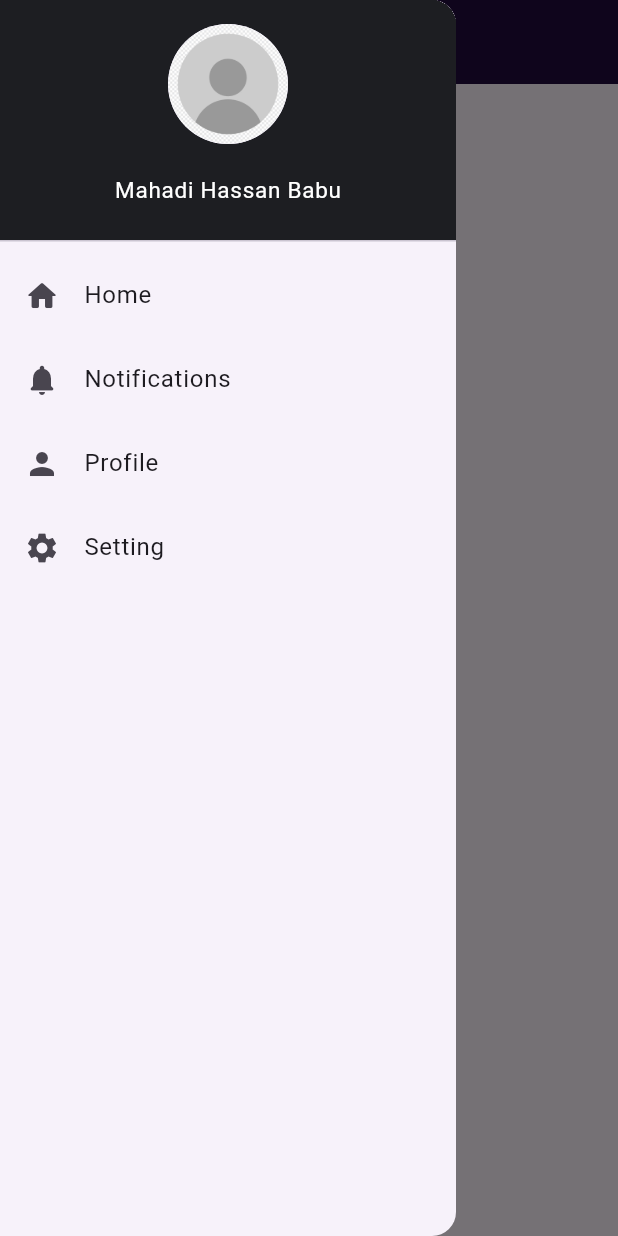
After one commit to mhbabu/common_widget, a Flutter app: the DrawerScreen screen opened directly, with the side drawer open, on a phone screen of 412 x 824 dp. The commit adds this screen. Run offline on Flutter 3.47's test engine with Material 3 defaults, Android fonts, the light colour scheme and no system bars; our stand-ins replace flutter_svg, image_picker.

Commit message:
Drawer done

```diff
--- /dev/null
+++ b/lib/drawer_screen.dart
@@ -0,0 +1,90 @@
+import 'package:flutter/material.dart';
+
+class DrawerScreen extends StatefulWidget {
+  const DrawerScreen({super.key});
+
+  @override
+  State<DrawerScreen> createState() => _DrawerScreenState();
+}
+
+class _DrawerScreenState extends State<DrawerScreen> {
+  _buildHeader() {
+    return DrawerHeader(
+      decoration: BoxDecoration(
+        color: Color(0xff1D1E22),
+        // image: DecorationImage(
+        //   image: AssetImage('assets/images/profile.jpg'),
+        //   fit: BoxFit.fill,
+        // ),
+      ),
+      child: Column(
+        children: [
+          CircleAvatar(
+            backgroundImage: AssetImage('assets/images/profile.jpg'),
+            radius: 40,
+          ),
+          const SizedBox(height: 20),
+          Text(
+            'Mahadi Hassan Babu',
+            style: TextStyle(color: Colors.white, fontSize: 15),
+          ),
+        ],
+      ),
+    );
+  }
+
+  _buildItem({
+    required IconData icon,
+    required String title,
+    required GestureTapCallback onTap,
+  }) {
+    return ListTile(
+      leading: Icon(icon),
+      title: Text(title),
+      onTap: onTap,
+      minLeadingWidth: 5,
+    );
+  }
+
+  @override
+  Widget build(BuildContext context) {
+    return Scaffold(
+      appBar: AppBar(
+        title: const Text(
+          'Drawer Screen',
+          style: TextStyle(color: Colors.white),
+        ),
+        backgroundColor: const Color.fromARGB(255, 32, 10, 61),
+        iconTheme: const IconThemeData(color: Colors.white),
+      ),
+      drawer: Drawer(
+        child: ListView(
+          padding: EdgeInsets.zero,
+          children: [
+            _buildHeader(),
+            _buildItem(
+              icon: Icons.home_rounded,
+              title: 'Home',
+              onTap: () => Navigator.pop(context),
+            ),
+            _buildItem(
+              icon: Icons.notifications_rounded,
+              title: 'Notifications',
+              onTap: () => Navigator.pushNamed(context, 'Notifications'),
+            ),
+            _buildItem(
+              icon: Icons.person,
+              title: 'Profile',
+              onTap: () => Navigator.pushNamed(context, 'Profile'),
+            ),
+            _buildItem(
+              icon: Icons.settings,
+              title: 'Setting',
+              onTap: () => Navigator.pushNamed(context, 'Settings'),
+            ),
+          ],
+        ),
+      ),
+    );
+  }
+}
--- a/lib/home_screen.dart
+++ b/lib/home_screen.dart
@@ -2,6 +2,7 @@ import 'package:flutter/material.dart';
 import 'package:my_widget/animated_dialogue_screen.dart';
 import 'package:my_widget/bottom_sheet_screen.dart';
 import 'package:my_widget/dismissable_screen.dart';
+import 'package:my_widget/drawer_screen.dart';
 import 'package:my_widget/image_picker_screen.dart';
 import 'package:my_widget/image_screen.dart';
 import 'package:my_widget/navigationbar_screen.dart';
@@ -81,6 +82,13 @@ class _HomeScreenState extends State<HomeScreen> {
                   label: 'Goto Dismissable Screen',
                   page: const DismissableScreen(),
                 ),
+                const SizedBox(height: 12),
+                _buildButton(
+                  context,
+                  icon: Icons.image_aspect_ratio,
+                  label: 'Goto Dismissable Screen',
+                  page: const DrawerScreen(),
+                ),
               ],
             ),
           ),
```
